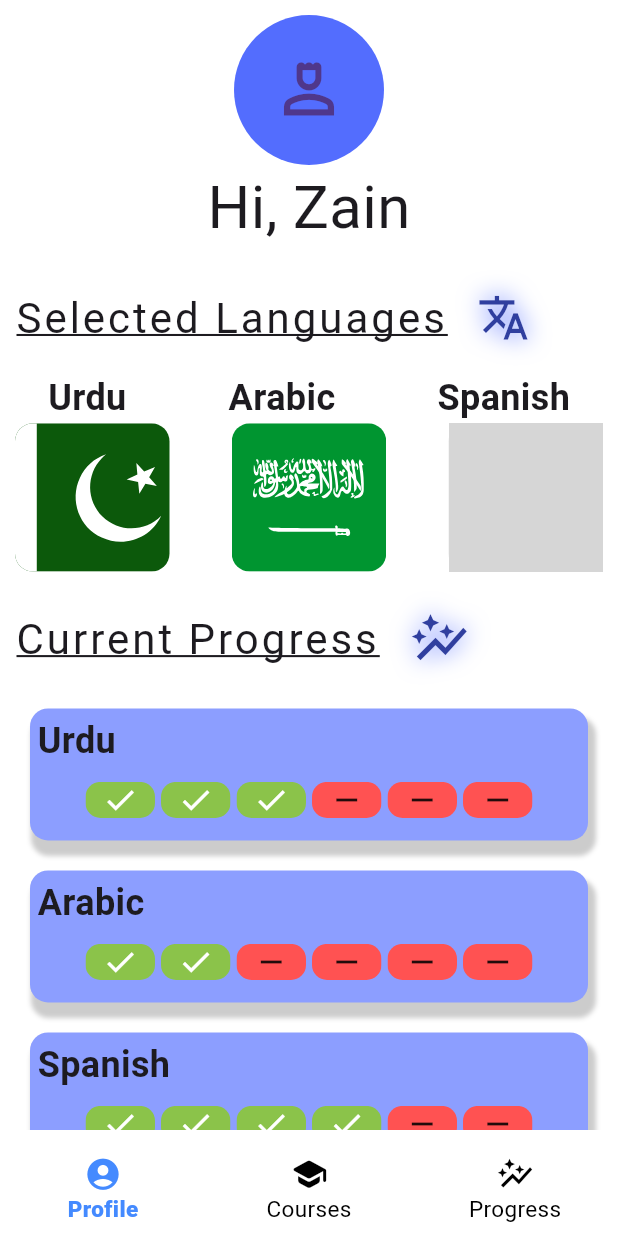
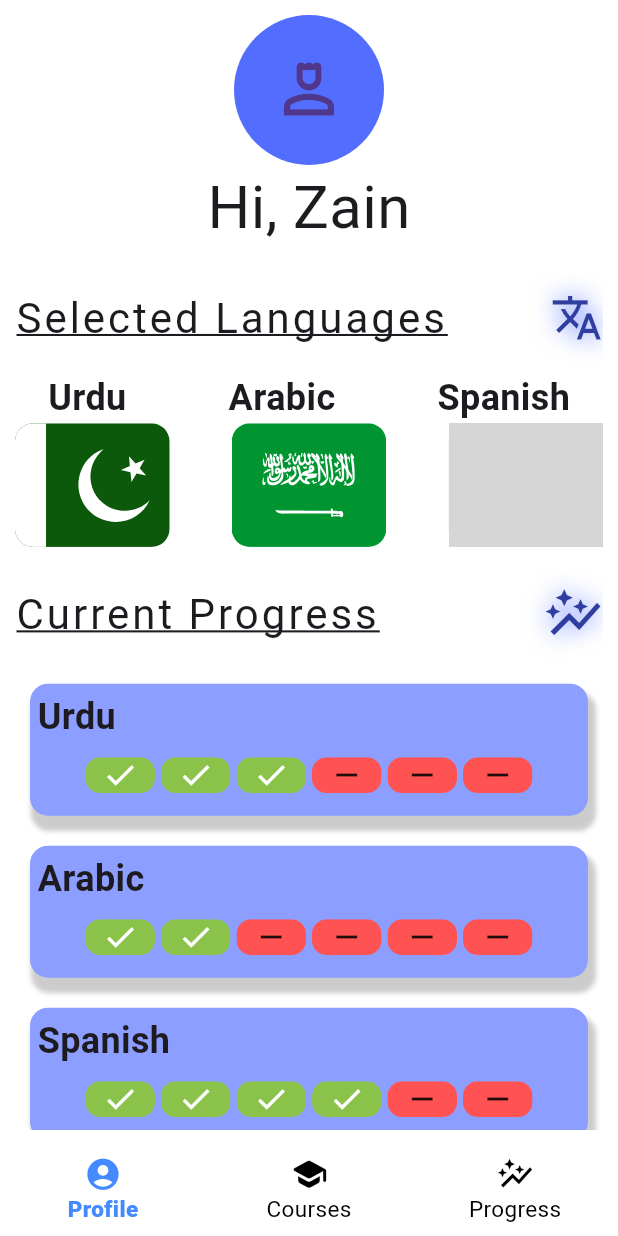
Before and after one commit to ZainR10/language_learning_app_flutter, a Flutter app: the LessonDetailsView screen opened by its route, after a tap on "Continue", on a phone screen of 412 x 824 dp. Run offline on Flutter 3.47's test engine with Material 3 defaults, Android fonts, the phone set to English and light mode, and no system bars; drawn by our look-alikes of step_progress_indicator; our stand-ins replace flutter_svg; grey boxes are pictures that could not be loaded.

Commit message:
adjusted some of ui issues

```diff
--- a/lib/res/components/round_button.dart
+++ b/lib/res/components/round_button.dart
@@ -36,7 +36,7 @@ class RoundButton extends StatelessWidget {
         child: Center(
           child: Text(
             title,
-            style: const TextStyle(color: Colors.white, fontSize: 18),
+            style: const TextStyle(color: Colors.white, fontSize: 15),
           ),
         ),
       ),
--- a/lib/view/profile_view.dart
+++ b/lib/view/profile_view.dart
@@ -87,9 +87,7 @@ class _ProfileViewState extends State<ProfileView> {
                           fontSize: 28,
                           fontWeight: FontWeight.w400),
                     ),
-                    SizedBox(
-                      width: width * 0.05,
-                    ),
+                    const Spacer(),
                     Icon(
                       Icons.translate_sharp,
                       size: 35,
@@ -120,17 +118,17 @@ class _ProfileViewState extends State<ProfileView> {
                     // created a image holding container component to make code look clean
                     ImageContainer(
                       width: width * .25,
-                      height: height * .12,
+                      height: height * .10,
                       imageUrl: 'assets/images/pakistan-flag.svg',
                     ),
                     ImageContainer(
                       width: width * .25,
-                      height: height * .12,
+                      height: height * .10,
                       imageUrl: 'assets/images/saudi-arabia-flag.svg',
                     ),
                     ImageContainer(
                       width: width * .25,
-                      height: height * .12,
+                      height: height * .10,
                       imageUrl: 'assets/images/spain-flag.svg',
                     ),
                   ],
@@ -148,9 +146,7 @@ class _ProfileViewState extends State<ProfileView> {
                           fontSize: 28,
                           fontWeight: FontWeight.w400),
                     ),
-                    SizedBox(
-                      width: width * 0.05,
-                    ),
+                    const Spacer(),
                     Icon(
                       Icons.auto_graph_outlined,
                       size: 40,
--- a/lib/view/results_view.dart
+++ b/lib/view/results_view.dart
@@ -42,7 +42,7 @@ class _ResultsViewState extends State<ResultsView> {
       bottomNavigationBar: CustomBottomNavBar(
           selectedIndex: _selectedIndex, onItemTapped: _onItemTapped),
       body: Padding(
-        padding: EdgeInsets.all(10),
+        padding: const EdgeInsets.all(10),
         child: Column(
           children: [
             const Text(
```
Also changed, not shown: lib/view/courses_view.dart (+9 -9 lines).
